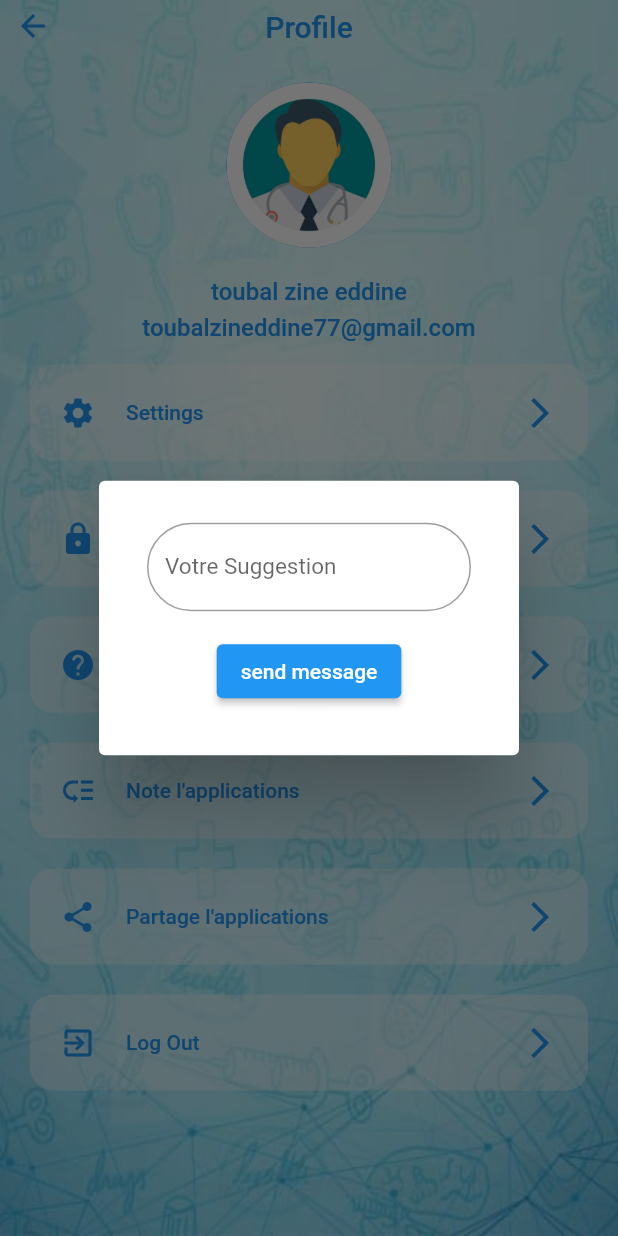
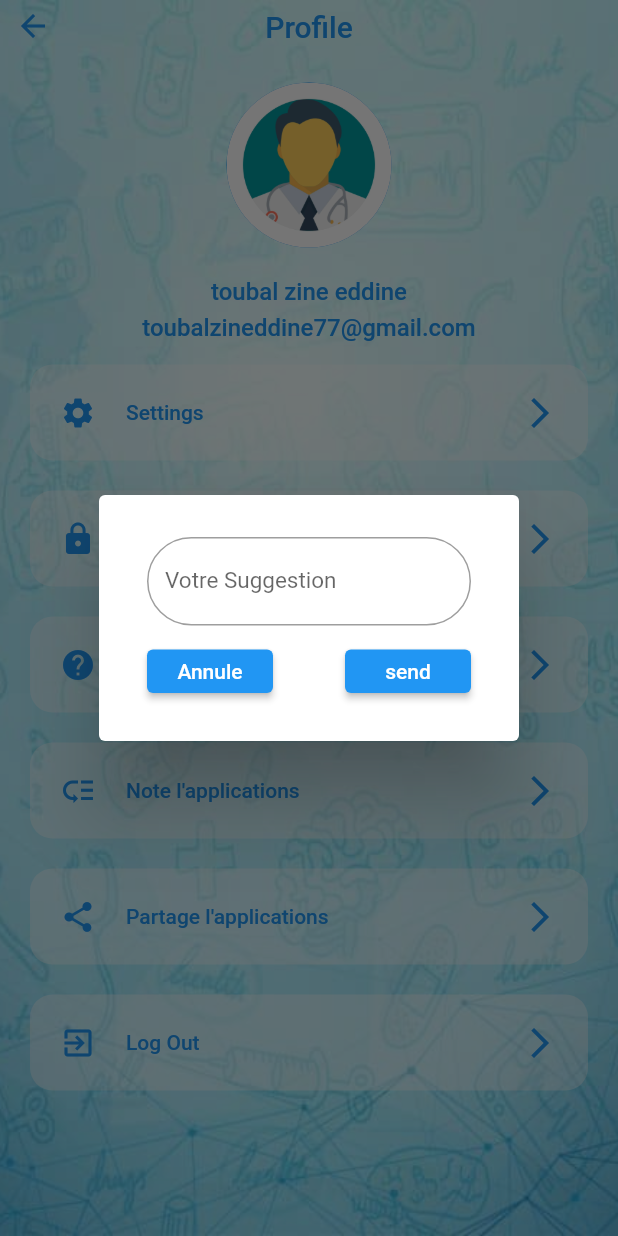
Before and after one commit to toubal77/medQUIZZ, a Flutter app: the ProfileScreen screen opened directly, after a tap on "Suggections", on a phone screen of 412 x 824 dp. Run offline on Flutter 3.47's test engine with Material 2 defaults, Android fonts, the phone set to English and light mode, and no system bars; our stand-ins replace get, shimmer; network calls fail.

Commit message:
correct error send suggestion

```diff
--- a/lib/screens/profile/profile_screen.dart
+++ b/lib/screens/profile/profile_screen.dart
@@ -72,21 +72,7 @@ class _ProfileScreenState extends State<ProfileScreen> {
                       builder: (BuildContext context) {
                         return AlertDialog(
                           content: Stack(
-                            clipBehavior: Clip.antiAlias,
                             children: <Widget>[
-                              Positioned(
-                                right: -40.0,
-                                top: -40.0,
-                                child: InkResponse(
-                                  onTap: () {
-                                    Navigator.of(context).pop();
-                                  },
-                                  child: CircleAvatar(
-                                    child: Icon(Icons.close),
-                                    backgroundColor: Colors.red,
-                                  ),
-                                ),
-                              ),
                               Form(
                                 key: _formKey,
                                 child: Column(
@@ -120,12 +106,33 @@ class _ProfileScreenState extends State<ProfileScreen> {
                                         },
                                       ),
                                     ),
-                                    Padding(
+                                    Row(
+                                      mainAxisAlignment:
+                                          MainAxisAlignment.spaceBetween,
+                                      children: [
+                                        Container(
+                                          width: 100,
+                                          height: 45,
+                                          child: Padding(
                                             padding: const EdgeInsets.all(8.0),
                                             child: ElevatedButton(
-                                        child: Text("send message"),
+                                              child: Text("Annule"),
                                               onPressed: () {
-                                          FocusScope.of(context).unfocus();
+                                                Navigator.of(context).pop();
+                                              },
+                                            ),
+                                          ),
+                                        ),
+                                        Container(
+                                          width: 100,
+                                          height: 45,
+                                          child: Padding(
+                                            padding: const EdgeInsets.all(8.0),
+                                            child: ElevatedButton(
+                                              child: Text("send"),
+                                              onPressed: () {
+                                                FocusScope.of(context)
+                                                    .unfocus();
                                                 _formKey.currentState!.save();
                                                 if (!_formKey.currentState!
                                                     .validate()) {
@@ -134,17 +141,20 @@ class _ProfileScreenState extends State<ProfileScreen> {
                                                 try {
                                                   DatabaseMethods()
                                                       .sendSuggestion(
-                                                    suggController.text.trim())
+                                                          suggController.text
+                                                              .trim())
                                                       .then(
                                                     (result) {
                                                       if (result == true)
-                                                  Navigator.of(context).pop();
+                                                        Navigator.of(context)
+                                                            .pop();
                                                       else {
-                                                  ScaffoldMessenger.of(context)
+                                                        ScaffoldMessenger.of(
+                                                                context)
                                                             .showSnackBar(
                                                           SnackBar(
-                                                      content: Text(
-                                                          result.toString()),
+                                                            content: Text(result
+                                                                .toString()),
                                                           ),
                                                         );
                                                       }
@@ -155,6 +165,9 @@ class _ProfileScreenState extends State<ProfileScreen> {
                                                 }
                                               },
                                             ),
+                                          ),
+                                        ),
+                                      ],
                                     )
                                   ],
                                 ),
```
Lines whose indentation alone changed are shown as unchanged.
